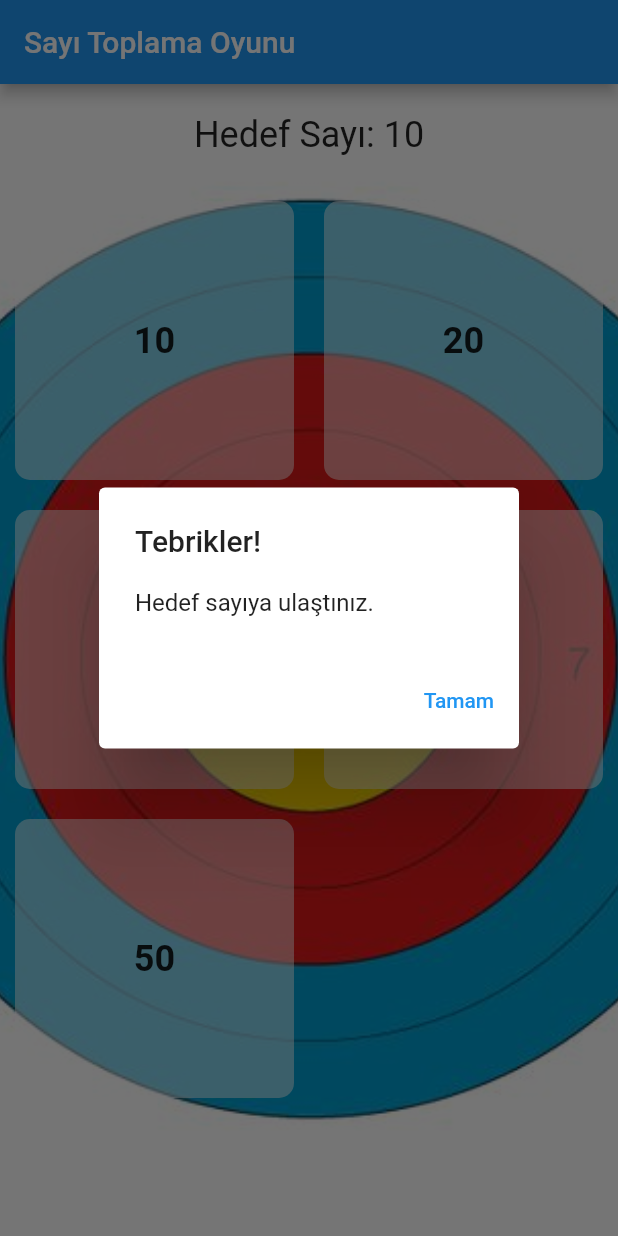
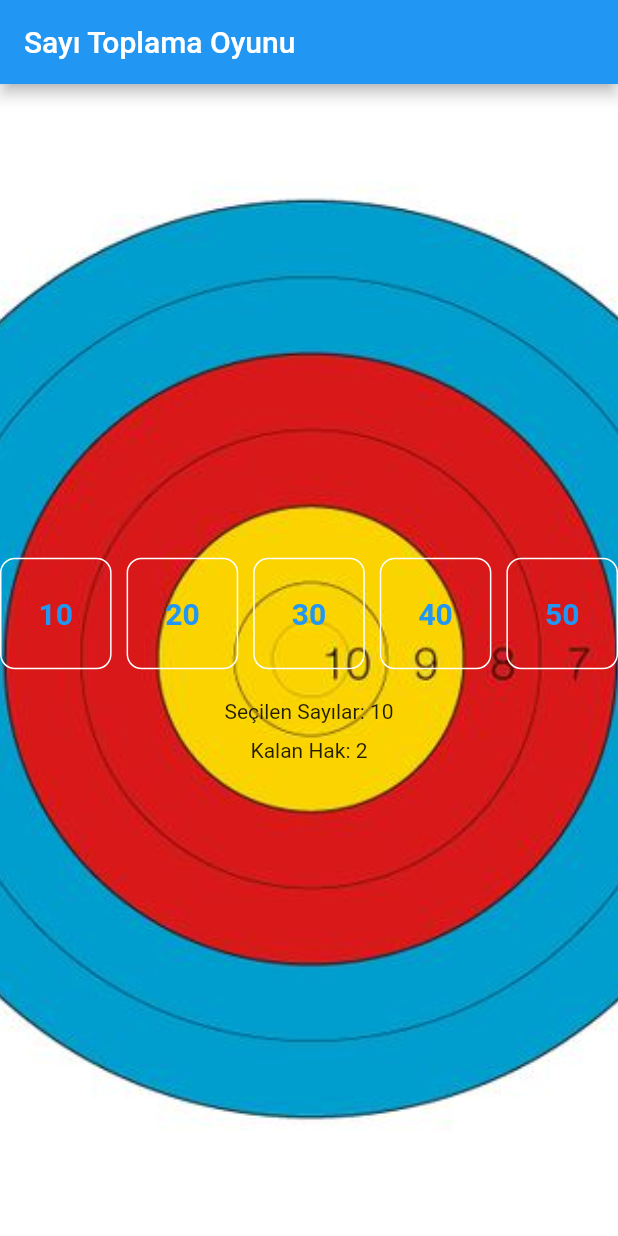
Before and after one commit to enes-yilmaz02/Mobile-Story-App, a Flutter app: the screen it shows after launch, after a tap on "10", on a phone screen of 412 x 824 dp. Run offline on Flutter 3.47's test engine with Material 2 defaults, Android fonts, the light colour scheme and no system bars.

Commit message:
second fix

```diff
--- a/lib/main.dart
+++ b/lib/main.dart
@@ -1,88 +1,87 @@
-// ignore_for_file: prefer_const_constructors, use_key_in_widget_constructors, library_private_types_in_public_api
+// ignore_for_file: use_key_in_widget_constructors, library_private_types_in_public_api, prefer_const_constructors, sort_child_properties_last
 
+import 'package:flutter/material.dart';
 import 'dart:math';
-import 'package:flutter/material.dart';
 
 void main() {
-  runApp(NumberGameApp());
+  runApp(SayiToplamaOyunu());
 }
 
-class NumberGameApp extends StatelessWidget {
+class SayiToplamaOyunu extends StatelessWidget {
   @override
   Widget build(BuildContext context) {
     return MaterialApp(
-      title: 'Number Game',
-      theme: ThemeData(primarySwatch: Colors.blue),
-      home: NumberGameScreen(),
+      title: 'Sayı Toplama Oyunu',
+      theme: ThemeData(
+        primarySwatch: Colors.blue,
+      ),
+      home: OyunEkrani(),
     );
   }
 }
 
-class NumberGameScreen extends StatefulWidget {
+class OyunEkrani extends StatefulWidget {
   @override
-  _NumberGameScreenState createState() => _NumberGameScreenState();
+  _OyunEkraniState createState() => _OyunEkraniState();
 }
 
-class _NumberGameScreenState extends State<NumberGameScreen> {
-  late int targetNumber;
-  List<int> selectedNumbers = [];
+class _OyunEkraniState extends State<OyunEkrani> {
+  List<int> secilenSayilar = [];
+  late int randomSayi;
+  int kalanHak = 3;
 
   @override
   void initState() {
     super.initState();
-    generateTargetNumber();
+    yeniOyunBaslat();
   }
 
-  void generateTargetNumber() {
-    final random = Random();
-    targetNumber = (random.nextInt(5) + 1) *
-        10; // Rastgele 10 ve katlarından bir hedef sayı üretme
+  void yeniOyunBaslat() {
+    setState(() {
+      secilenSayilar.clear();
+      randomSayi = _uretRandomSayi();
+      kalanHak = 3;
+    });
   }
 
-  void selectNumber(int number) {
+  int _uretRandomSayi() {
+    Random random = Random();
+    return (random.nextInt(5) + 1) * 10;
+  }
+
+  void sayiSec(int sayi) {
     setState(() {
-      if (!selectedNumbers.contains(number)) {
-        selectedNumbers.add(number);
+      if (kalanHak > 0) {
+        secilenSayilar.add(sayi);
+        kalanHak--;
+
+        if (secilenSayilar.length == 3) {
+          if (secilenSayilar.reduce((a, b) => a + b) == randomSayi) {
+            _oyunSonucDialog(true);
+          } else {
+            _oyunSonucDialog(false);
+          }
+        } else if (kalanHak == 0) {
+          _oyunSonucDialog(false);
+        }
       }
     });
-    checkTargetNumber();
   }
 
-  void checkTargetNumber() {
-    int sum =
-        selectedNumbers.fold(0, (previous, current) => previous + current);
-    if (sum == targetNumber) {
+  void _oyunSonucDialog(bool kazandiMi) {
     showDialog(
       context: context,
       builder: (BuildContext context) {
         return AlertDialog(
-            title: Text('Tebrikler!'),
-            content: Text('Hedef sayıya ulaştınız.'),
+          title: Text('Oyun Bitti'),
+          content: Text(kazandiMi
+              ? 'Tebrikler, kazandınız!'
+              : 'Üzgünüz, tekrar deneyiniz.'),
           actions: [
             TextButton(
               child: Text('Tamam'),
               onPressed: () {
-                  generateTargetNumber();
-                  selectedNumbers.clear();
-                  Navigator.of(context).pop();
-                },
-              ),
-            ],
-          );
-        },
-      );
-    } else if (sum > targetNumber) {
-      showDialog(
-        context: context,
-        builder: (BuildContext context) {
-          return AlertDialog(
-            title: Text('Üzgünüz!'),
-            content: Text('Hedef sayıya ulaşamadınız. Tekrar deneyin.'),
-            actions: [
-              TextButton(
-                child: Text('Tamam'),
-                onPressed: () {
-                  selectedNumbers.clear();
+                yeniOyunBaslat();
                 Navigator.of(context).pop();
               },
             ),
@@ -91,12 +90,13 @@ class _NumberGameScreenState extends State<NumberGameScreen> {
       },
     );
   }
-  }
 
   @override
   Widget build(BuildContext context) {
     return Scaffold(
-      appBar: AppBar(title: Text('Sayı Toplama Oyunu')),
+      appBar: AppBar(
+        title: Text('Sayı Toplama Oyunu'),
+      ),
       body: Container(
         decoration: BoxDecoration(
           image: DecorationImage(
@@ -105,42 +105,47 @@ class _NumberGameScreenState extends State<NumberGameScreen> {
           ),
         ),
         child: Column(
+          mainAxisAlignment: MainAxisAlignment.center,
           children: [
-            SizedBox(height: 20),
-            Text(
-              'Hedef Sayı: $targetNumber',
-              style: TextStyle(fontSize: 24),
+            GridView.builder(
+              shrinkWrap: true,
+              itemCount: 5,
+              gridDelegate: SliverGridDelegateWithFixedCrossAxisCount(
+                crossAxisCount: 5,
+                childAspectRatio: 1.0,
+                crossAxisSpacing: 10.0,
+                mainAxisSpacing: 10.0,
               ),
-            SizedBox(height: 20),
-            GridView.count(
-              crossAxisCount: 2,
-              shrinkWrap: true,
-              children: List.generate(5, (index) {
-                int number = (index + 1) * 10;
-                return GestureDetector(
-                  onTap: () => selectNumber(number),
-                  child: Container(
-                    margin: EdgeInsets.all(10),
-                    decoration: BoxDecoration(
-                      borderRadius: BorderRadius.circular(
-                          10), // Kenarlıkları yuvarlak yapma
-                      color: Colors.white
-                          .withOpacity(0.5), // Şeffaf beyaz arka plan
+              itemBuilder: (BuildContext context, int index) {
+                int sayi = (index + 1) * 10;
+                return TextButton(
+                  onPressed: (kalanHak > 0) ? () => sayiSec(sayi) : null,
+                  child: Text(
+                    sayi.toString(),
+                    style: TextStyle(
+                      fontSize: 20.0,
+                      fontWeight: FontWeight.bold,
                     ),
-                    child: Center(
-                      child: Text(
-                        number.toString(),
-                        style: TextStyle(
-                          fontSize: 24,
-                          fontWeight:
-                              FontWeight.bold, // Kalın ve belirgin font stil
                   ),
+                  style: ButtonStyle(
+                    backgroundColor:
+                        MaterialStateProperty.all<Color>(Colors.transparent),
+                    padding: MaterialStateProperty.all<EdgeInsets>(
+                        EdgeInsets.all(10.0)),
+                    shape: MaterialStateProperty.all<RoundedRectangleBorder>(
+                      RoundedRectangleBorder(
+                        borderRadius: BorderRadius.circular(10.0),
+                        side: BorderSide(color: Colors.white),
                       ),
                     ),
                   ),
                 );
-              }),
+              },
             ),
+            SizedBox(height: 20.0),
+            Text('Seçilen Sayılar: ${secilenSayilar.join(', ')}'),
+            SizedBox(height: 10.0),
+            Text('Kalan Hak: $kalanHak'),
           ],
         ),
       ),
```
Also changed, not shown: 1 other file. Lines whose indentation alone changed are shown as unchanged.
